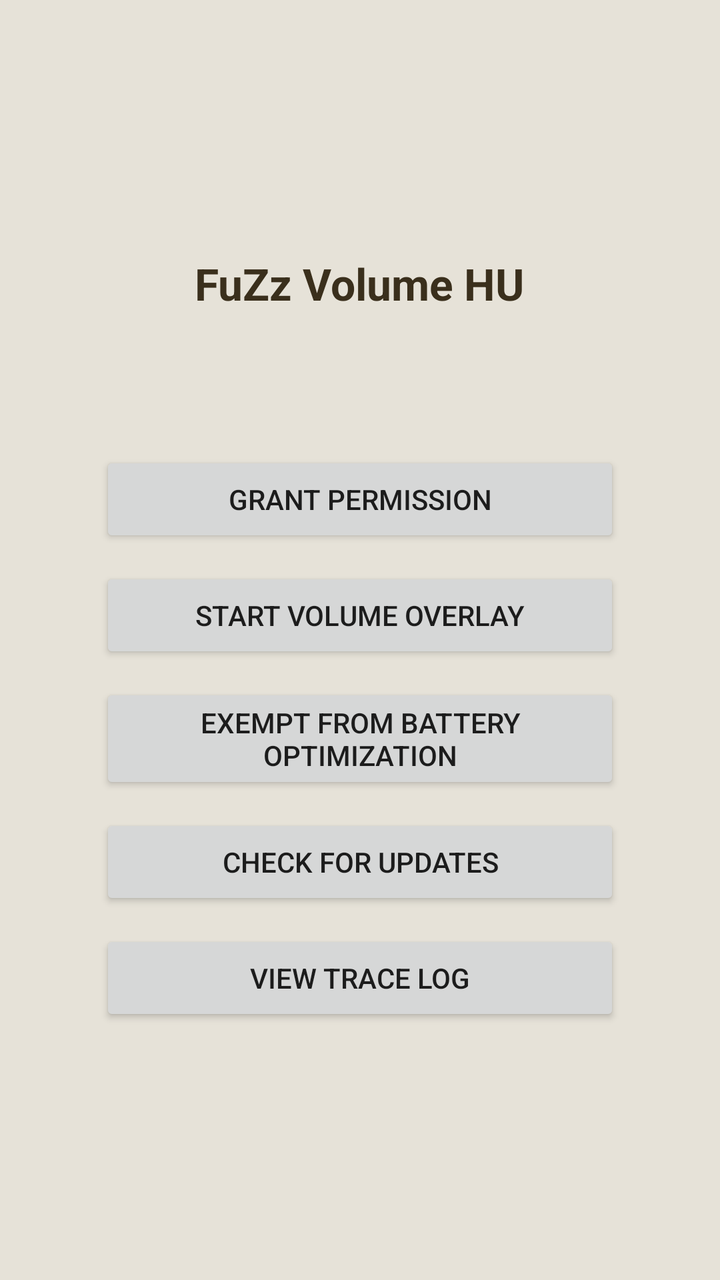
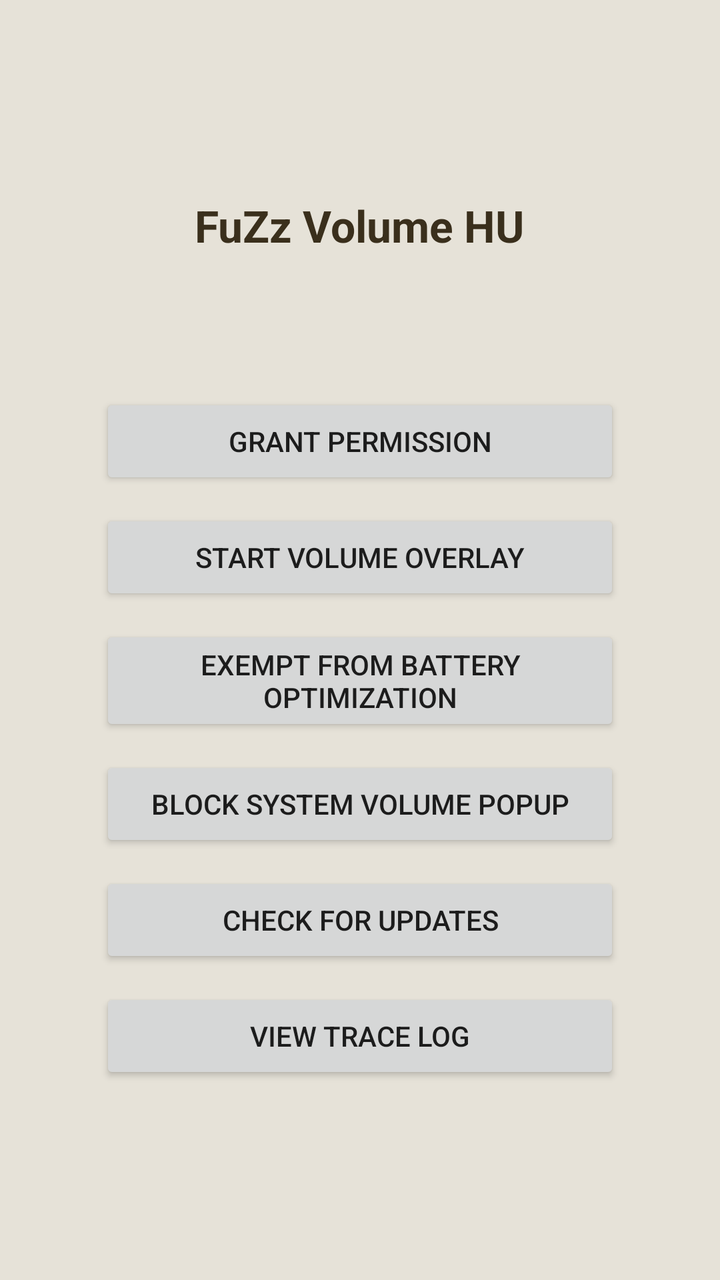

Compare the two renders of this Android layout. The source of the first and the diff that turns it into the second are given below.
<!-- AndroidManifest.xml: application theme AppTheme -->
<!-- res/layout/activity_main.xml -->
<?xml version="1.0" encoding="utf-8"?>
<LinearLayout xmlns:android="http://schemas.android.com/apk/res/android"
    android:layout_width="match_parent"
    android:layout_height="match_parent"
    android:orientation="vertical"
    android:gravity="center"
    android:background="@color/cream"
    android:padding="24dp">

    <TextView
        android:layout_width="wrap_content"
        android:layout_height="wrap_content"
        android:text="@string/app_name"
        android:textColor="@color/ink"
        android:textSize="22sp"
        android:textStyle="bold" />

    <TextView
        android:id="@+id/versionText"
        android:layout_width="wrap_content"
        android:layout_height="wrap_content"
        android:layout_marginTop="2dp"
        android:text=""
        android:textColor="@color/ink_dim"
        android:textSize="12sp" />

    <TextView
        android:id="@+id/statusText"
        android:layout_width="wrap_content"
        android:layout_height="wrap_content"
        android:layout_marginTop="8dp"
        android:layout_marginBottom="24dp"
        android:text=""
        android:textColor="@color/ink_dim"
        android:textSize="14sp"
        android:gravity="center" />

    <Button
        android:id="@+id/grantOverlayBtn"
        android:layout_width="260dp"
        android:layout_height="wrap_content"
        android:layout_marginBottom="10dp"
        android:text="@string/grant_overlay" />

    <Button
        android:id="@+id/toggleServiceBtn"
        android:layout_width="260dp"
        android:layout_height="wrap_content"
        android:layout_marginBottom="10dp"
        android:text="@string/start_overlay" />

    <Button
        android:id="@+id/batteryOptBtn"
        android:layout_width="260dp"
        android:layout_height="wrap_content"
        android:layout_marginBottom="10dp"
        android:text="@string/battery_opt_prompt" />

    <Button
        android:id="@+id/checkUpdateBtn"
        android:layout_width="260dp"
        android:layout_height="wrap_content"
        android:layout_marginBottom="10dp"
        android:text="@string/check_updates" />

    <Button
        android:id="@+id/viewTraceBtn"
        android:layout_width="260dp"
        android:layout_height="wrap_content"
        android:text="@string/view_trace_log" />

</LinearLayout>
<!-- resources referenced by this layout -->
<resources>
  <color name="cream">#E6E2D8</color>
  <color name="ink">#3A2F1C</color>
  <color name="ink_dim">#77592A</color>
  <string name="app_name">FuZz Volume HU</string>
  <string name="battery_opt_prompt">Exempt from battery optimization</string>
  <string name="check_updates">Check for updates</string>
  <string name="grant_overlay">Grant permission</string>
  <string name="start_overlay">Start volume overlay</string>
  <string name="view_trace_log">View trace log</string>
  <style name="AppTheme" parent="Theme.AppCompat.DayNight.NoActionBar">
          <item name="colorPrimary">@color/accent</item>
          <item name="colorPrimaryDark">@color/ink</item>
          <item name="colorAccent">@color/accent</item>
          <item name="android:windowBackground">@color/cream</item>
      </style>
  <color name="accent">#B3691F</color>
</resources>

<!-- the commit's change to res/layout/activity_main.xml (unified diff, before → after) -->
@@ -57,6 +57,13 @@
         android:text="@string/battery_opt_prompt" />
 
     <Button
+        android:id="@+id/blockVolumeBtn"
+        android:layout_width="260dp"
+        android:layout_height="wrap_content"
+        android:layout_marginBottom="10dp"
+        android:text="@string/block_volume_popup_off" />
+
+    <Button
         android:id="@+id/checkUpdateBtn"
         android:layout_width="260dp"
         android:layout_height="wrap_content"
<!-- resource entries referenced after the edit -->
@@ -5,6 +5,7 @@
   <color name="ink_dim">#77592A</color>
   <string name="app_name">FuZz Volume HU</string>
   <string name="battery_opt_prompt">Exempt from battery optimization</string>
+  <string name="block_volume_popup_off">Block system volume popup</string>
   <string name="check_updates">Check for updates</string>
   <string name="grant_overlay">Grant permission</string>
   <string name="start_overlay">Start volume overlay</string>
